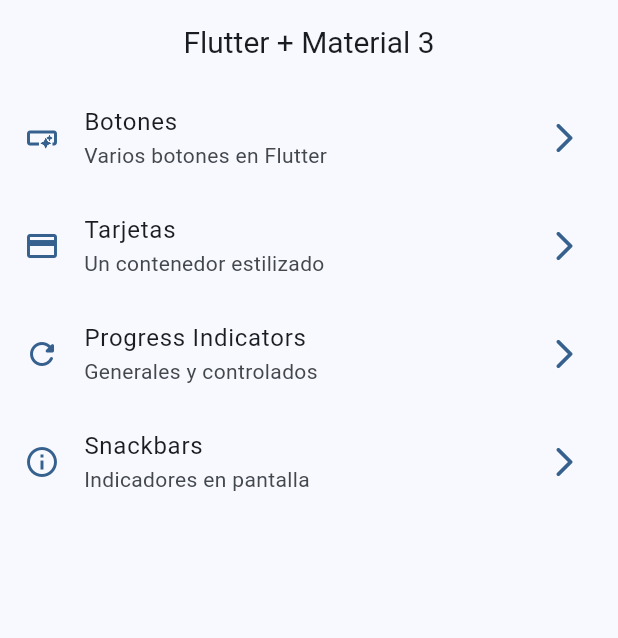
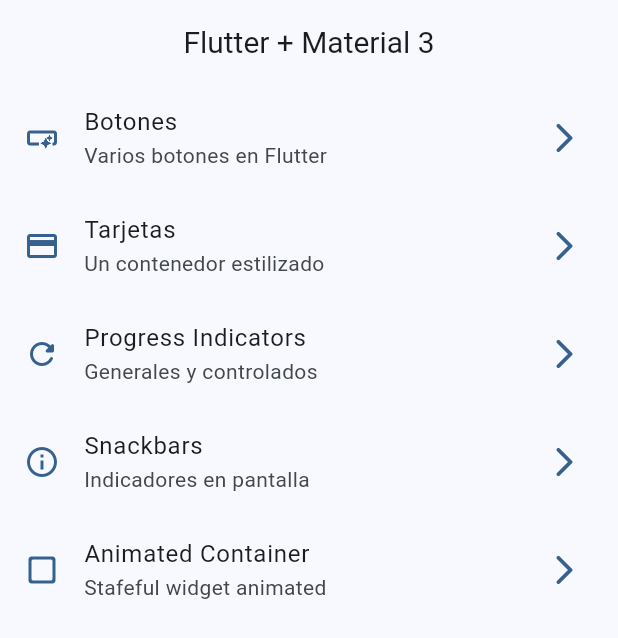
Before and after one commit to Diego-Fdez/widgets_app, a Flutter app: the screen it shows after launch, on a phone screen of 412 x 824 dp. Shown: the top 638 px of the screen. Run offline on Flutter 3.47's test engine with Material 3 defaults, Android fonts, the phone set to English and light mode, and no system bars; our stand-ins replace go_router.

Commit message:
animated container terminado

```diff
--- a/lib/config/menu/menu_items.dart
+++ b/lib/config/menu/menu_items.dart
@@ -34,4 +34,9 @@ const appMenuItems = <MenuItem>[
       subTitle: 'Indicadores en pantalla',
       link: '/snackbars',
       icon: Icons.info_outline),
+  MenuItem(
+      title: 'Animated Container',
+      subTitle: 'Stafeful widget animated',
+      link: '/animated',
+      icon: Icons.check_box_outline_blank_rounded),
 ];
--- a/lib/config/router/app_router.dart
+++ b/lib/config/router/app_router.dart
@@ -22,4 +22,8 @@ final appRouter = GoRouter(initialLocation: '/', routes: [
       name: SnackbarScreen.name,
       path: '/snackbars',
       builder: (context, state) => const SnackbarScreen()),
+  GoRoute(
+      name: AnimatedScreen.name,
+      path: '/animated',
+      builder: (context, state) => const AnimatedScreen()),
 ]);
```
Also changed, not shown: lib/presentation/screens/animated/animated_screen.dart (+44 -2 lines).
